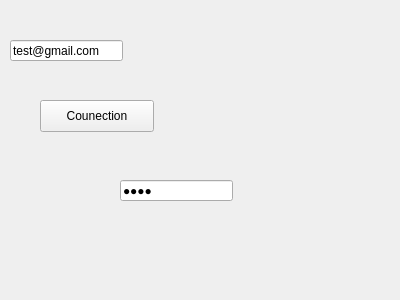
The window that src/client/widgetlogin.ui (wayt/Skypy) describes before a commit, drawn with Qt 5.
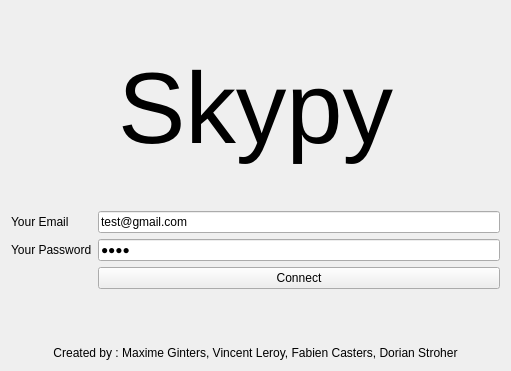
The same window after the commit.

Commit message: Encore et toujours du design !

```diff
--- a/src/client/widgetlogin.ui
+++ b/src/client/widgetlogin.ui
@@ -6,35 +6,72 @@
    <rect>
     <x>0</x>
     <y>0</y>
-    <width>400</width>
-    <height>300</height>
+    <width>511</width>
+    <height>371</height>
    </rect>
   </property>
   <property name="windowTitle">
    <string>Form</string>
   </property>
+  <layout class="QVBoxLayout" name="verticalLayout">
+   <item>
+    <spacer name="verticalSpacer_2">
+     <property name="orientation">
+      <enum>Qt::Vertical</enum>
+     </property>
+     <property name="sizeType">
+      <enum>QSizePolicy::Minimum</enum>
+     </property>
+     <property name="sizeHint" stdset="0">
+      <size>
+       <width>20</width>
+       <height>40</height>
+      </size>
+     </property>
+    </spacer>
+   </item>
+   <item>
+    <widget class="QLabel" name="label_3">
+     <property name="font">
+      <font>
+       <pointsize>76</pointsize>
+      </font>
+     </property>
+     <property name="text">
+      <string>Skypy</string>
+     </property>
+     <property name="alignment">
+      <set>Qt::AlignCenter</set>
+     </property>
+    </widget>
+   </item>
+   <item>
+    <spacer name="verticalSpacer">
+     <property name="orientation">
+      <enum>Qt::Vertical</enum>
+     </property>
+     <property name="sizeType">
+      <enum>QSizePolicy::Minimum</enum>
+     </property>
+     <property name="sizeHint" stdset="0">
+      <size>
+       <width>20</width>
+       <height>40</height>
+      </size>
+     </property>
+    </spacer>
+   </item>
+   <item>
+    <layout class="QFormLayout" name="formLayout">
+     <item row="0" column="1">
   <widget class="QLineEdit" name="_emailInput">
-   <property name="geometry">
-    <rect>
-     <x>10</x>
-     <y>40</y>
-     <width>113</width>
-     <height>21</height>
-    </rect>
-   </property>
    <property name="text">
     <string>test@gmail.com</string>
    </property>
   </widget>
+     </item>
+     <item row="1" column="1">
   <widget class="QLineEdit" name="_passwordInput">
-   <property name="geometry">
-    <rect>
-     <x>120</x>
-     <y>180</y>
-     <width>113</width>
-     <height>21</height>
-    </rect>
-   </property>
    <property name="text">
     <string>titi</string>
    </property>
@@ -42,19 +79,60 @@
     <enum>QLineEdit::Password</enum>
    </property>
   </widget>
+     </item>
+     <item row="0" column="0">
+      <widget class="QLabel" name="label">
+       <property name="text">
+        <string>Your Email</string>
+       </property>
+      </widget>
+     </item>
+     <item row="1" column="0">
+      <widget class="QLabel" name="label_2">
+       <property name="text">
+        <string>Your Password</string>
+       </property>
+      </widget>
+     </item>
+     <item row="2" column="1">
   <widget class="QPushButton" name="_connectButton">
-   <property name="geometry">
-    <rect>
-     <x>40</x>
-     <y>100</y>
-     <width>114</width>
-     <height>32</height>
-    </rect>
-   </property>
+       <property name="text">
+        <string>Connect</string>
+       </property>
+      </widget>
+     </item>
+    </layout>
+   </item>
+   <item>
+    <spacer name="verticalSpacer_3">
+     <property name="orientation">
+      <enum>Qt::Vertical</enum>
+     </property>
+     <property name="sizeType">
+      <enum>QSizePolicy::Minimum</enum>
+     </property>
+     <property name="sizeHint" stdset="0">
+      <size>
+       <width>20</width>
+       <height>40</height>
+      </size>
+     </property>
+    </spacer>
+   </item>
+   <item>
+    <widget class="QLabel" name="label_4">
+     <property name="midLineWidth">
+      <number>0</number>
+     </property>
    <property name="text">
-    <string>Counection</string>
-   </property>
-  </widget>
+      <string>Created by : Maxime Ginters, Vincent Leroy, Fabien Casters, Dorian Stroher</string>
+     </property>
+     <property name="alignment">
+      <set>Qt::AlignBottom|Qt::AlignHCenter</set>
+     </property>
+    </widget>
+   </item>
+  </layout>
  </widget>
  <resources/>
  <connections/>
```
Lines whose indentation alone changed are shown as unchanged. The commit also changes 1 other file.
